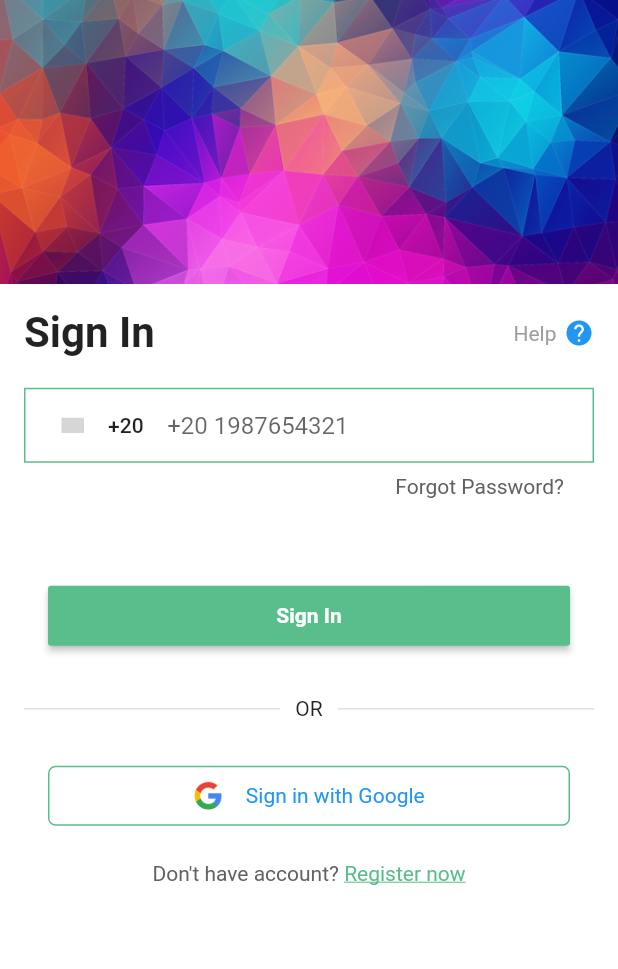
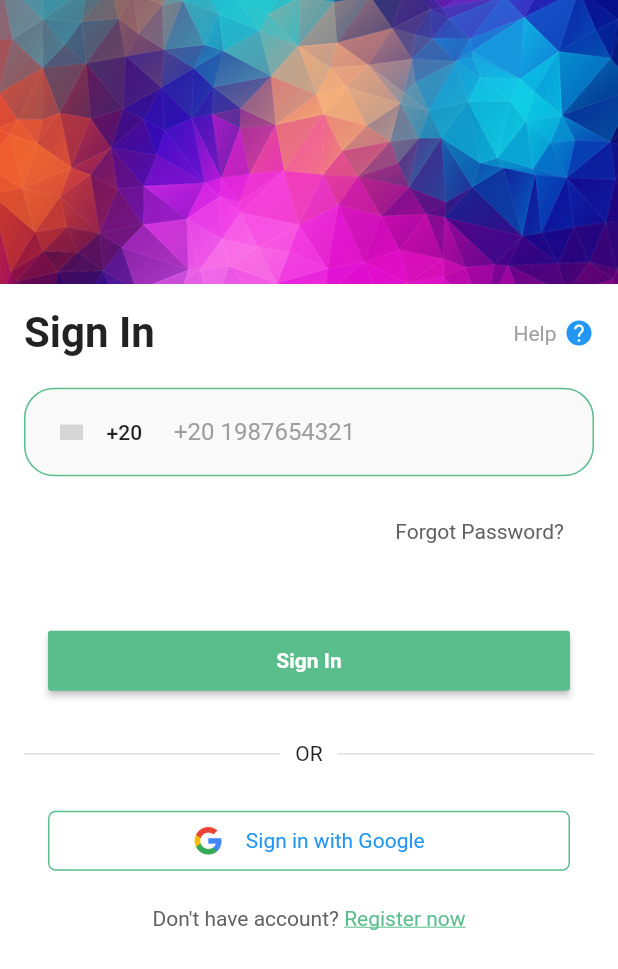
Before and after one commit to aboelkhaer/Algoriza-Task---Onboarding-Task1, a Flutter app: the AuthScreen screen opened by its route, on a phone screen of 412 x 824 dp. Shown: the top 969 px of the screen. Run offline on Flutter 3.47's test engine with Material 2 defaults, Android fonts, the phone set to English and light mode, and no system bars; drawn by our look-alikes of country_code_picker; our stand-ins replace get; grey boxes are pictures that could not be loaded.

Commit message:
add some proberties

```diff
--- a/lib/views/auth/screen_widgets/auth_donot_have_account.dart
+++ b/lib/views/auth/screen_widgets/auth_donot_have_account.dart
@@ -23,6 +23,8 @@ class AuthDonotHaveAccount extends GetView<AuthController> {
         GestureDetector(
           onTap: () {
             controller.isSignIn.value = !controller.isSignIn.value;
+            controller.formKey.currentState!.reset();
+            controller.userPhoneController.clear();
           },
           child: Obx(
             () => Text(
--- a/lib/views/auth/screen_widgets/auth_form.dart
+++ b/lib/views/auth/screen_widgets/auth_form.dart
@@ -1,6 +1,7 @@
 import 'package:country_code_picker/country_code_picker.dart';
 import 'package:flutter/material.dart';
 import 'package:get/get.dart';
+import 'package:task1_onboarding_auth/views/widgets/custom_text_form.dart';
 import '../../../controllers/auth_controller.dart';
 
 class AuthForm extends GetView<AuthController> {
@@ -10,17 +11,17 @@ class AuthForm extends GetView<AuthController> {
   Widget build(BuildContext context) {
     return Form(
       key: controller.formKey,
+      autovalidateMode: AutovalidateMode.onUserInteraction,
       child: Column(
         children: [
-          Container(
-            decoration: BoxDecoration(
-                border: Border.all(
-              color: const Color(0xFF5ABD8C),
-            )),
-            child: Row(
-              children: [
-                Expanded(
-                  flex: 1,
+          SizedBox(
+            height: 80,
+            child: CustomTextFormField(
+              controller: controller.userPhoneController,
+              title: '+20 1987654321',
+              validateMsg: 'Phone is empty',
+              prefix: SizedBox(
+                width: 100,
                 child: CountryCodePicker(
                   initialSelection: 'EG',
                   showCountryOnly: true,
@@ -31,20 +32,6 @@ class AuthForm extends GetView<AuthController> {
                   padding: EdgeInsets.zero,
                 ),
               ),
-                Expanded(
-                  flex: 3,
-                  child: TextFormField(
-                    controller: controller.userPhoneController,
-                    keyboardType: TextInputType.phone,
-                    decoration: const InputDecoration(
-                      hintText: '+20 1987654321',
-                      border: InputBorder.none,
-                    ),
-                    validator: (val) =>
-                        controller.validateText(val!, 'Phone is empty'),
-                  ),
-                ),
-              ],
             ),
           ),
         ],
--- a/lib/views/widgets/custom_text_form.dart
+++ b/lib/views/widgets/custom_text_form.dart
@@ -5,12 +5,14 @@ class CustomTextFormField extends StatelessWidget {
   final String title;
   final String validateMsg;
   final bool isSecure;
+  final Widget? prefix;
 
   const CustomTextFormField({
     Key? key,
     required this.controller,
     required this.title,
     required this.validateMsg,
+    this.prefix,
     this.isSecure = false,
   }) : super(key: key);
 
@@ -24,19 +26,25 @@ class CustomTextFormField extends StatelessWidget {
       keyboardType: TextInputType.emailAddress,
       obscureText: isSecure,
       decoration: InputDecoration(
+        prefixIcon: prefix,
         hintText: title,
         helperMaxLines: 1,
         hintStyle: const TextStyle(color: Colors.grey),
         filled: true,
         fillColor: const Color(0xFFF9F9F9),
         enabledBorder: OutlineInputBorder(
-          borderRadius: BorderRadius.circular(20),
-          borderSide: BorderSide.none,
-        ),
+            borderRadius: BorderRadius.circular(20),
+            borderSide: const BorderSide(color: Color(0xFF5ABD8C))),
         focusedBorder: OutlineInputBorder(
-          borderRadius: BorderRadius.circular(20),
-          borderSide: BorderSide.none,
-        ),
+            borderRadius: BorderRadius.circular(20),
+            borderSide:
+                const BorderSide(color: Color.fromARGB(255, 121, 230, 175))),
+        errorBorder: OutlineInputBorder(
+            borderRadius: BorderRadius.circular(20),
+            borderSide: const BorderSide(color: Colors.red)),
+        focusedErrorBorder: OutlineInputBorder(
+            borderRadius: BorderRadius.circular(20),
+            borderSide: const BorderSide(color: Colors.red)),
       ),
     );
   }
```
Lines whose indentation alone changed are shown as unchanged.
